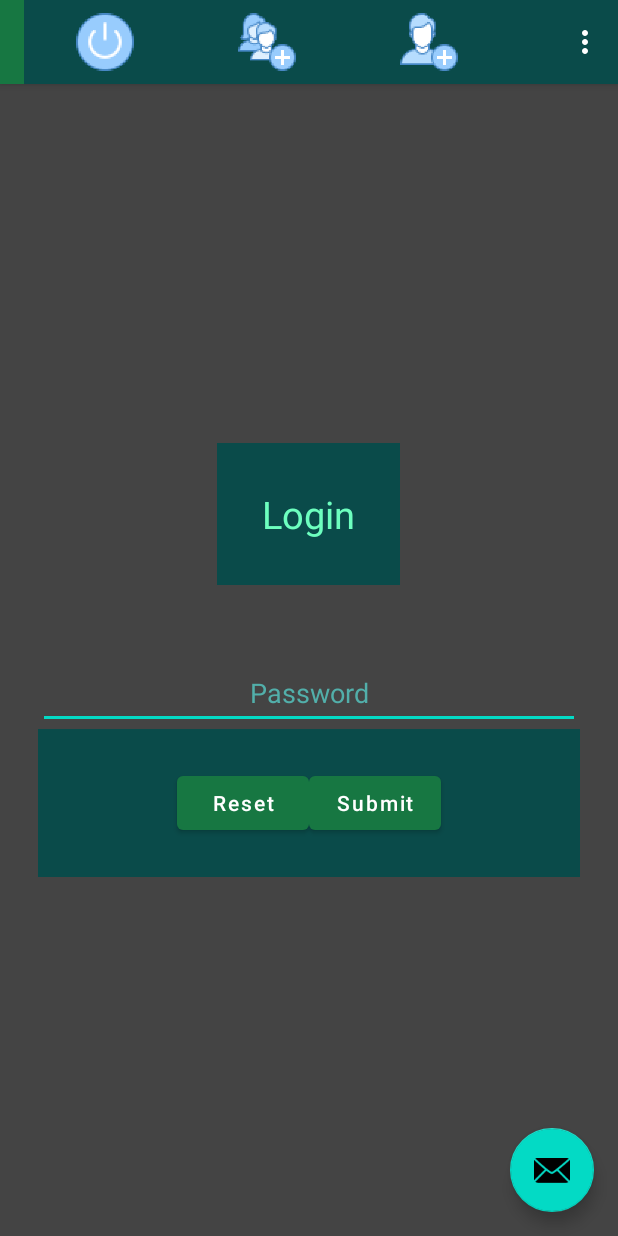
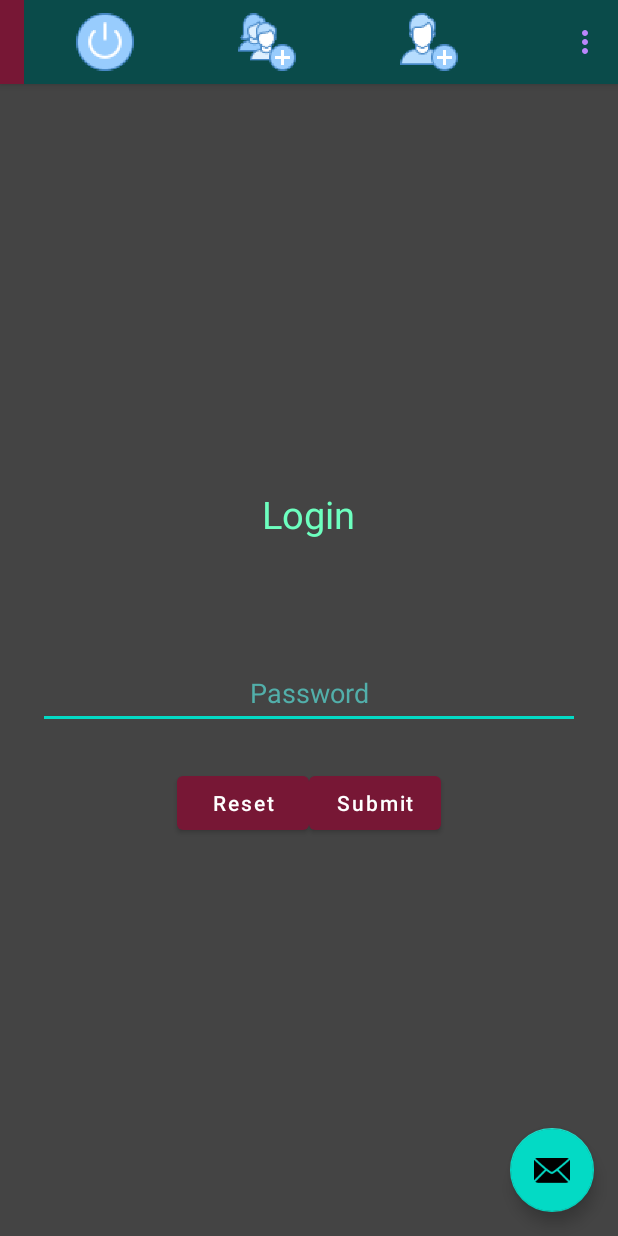
Before and after one commit to cormabara/PwdManager, an Android app: the screen it shows after launch (MainActivity), on a phone screen of 412 x 824 dp. Run offline under Robolectric (Android 15) with nearby library versions, the phone set to English and light mode, and no system bars; our stand-ins replace navigation-ui; libraries missing offline, so code that uses them is left out: com.fasterxml.jackson; 6 statements that could not run were skipped.

Commit message:
review of the themes and styles

```diff
--- a/app/src/main/res/layout/activity_main.xml
+++ b/app/src/main/res/layout/activity_main.xml
@@ -9,7 +9,7 @@
         android:id="@+id/orie"
         android:layout_width="match_parent"
         android:layout_height="wrap_content"
-        android:theme="@style/Theme.SimpleApp.AppBarOverlay">
+        android:theme="@style/AppTheme.AppBarOverlay">
 
         <androidx.appcompat.widget.Toolbar
             android:id="@+id/toolbar"
--- a/app/src/main/res/layout/fragment_start.xml
+++ b/app/src/main/res/layout/fragment_start.xml
@@ -11,7 +11,6 @@
         android:layout_width="match_parent"
         android:layout_height="match_parent"
         android:gravity="center"
-        android:background="@color/black_background"
         android:padding="25dp"
         android:orientation="vertical"
         app:layout_constraintBottom_toBottomOf="parent"
--- a/app/src/main/res/navigation/nav_graph.xml
+++ b/app/src/main/res/navigation/nav_graph.xml
@@ -6,25 +6,10 @@
     app:startDestination="@id/StartFragment">
 
     <fragment
-        android:id="@+id/EditFragment"
-        android:name="com.cormabara.simpleapp.EditFragment"
-        android:label="@string/edit_fragment_label"
-        tools:layout="@layout/fragment_edit">
-
-        <action
-            android:id="@+id/action_EditFragment_to_MainFragment"
-            app:destination="@id/MainFragment" />
-    </fragment>
-    <fragment
         android:id="@+id/MainFragment"
         android:name="com.cormabara.simpleapp.MainFragment"
         android:label="@string/main_fragment_label"
-        tools:layout="@layout/fragment_main">
-
-        <action
-            android:id="@+id/action_MainFragment_to_EditFragment"
-            app:destination="@id/EditFragment" />
-    </fragment>
+        tools:layout="@layout/fragment_main"/>
     <fragment
         android:id="@+id/StartFragment"
         android:name="com.cormabara.simpleapp.StartFragment"
--- a/app/src/main/res/values/colors.xml
+++ b/app/src/main/res/values/colors.xml
@@ -5,7 +5,7 @@
     <color name="teal_700">#0A4B4A</color>
     <color name="black">#FF000000</color>
     <color name="white">#FFFFFFFF</color>
-    <color name="colorPrimary">#177742</color>
+    <color name="colorPrimary">#771735</color>
     <color name="colorPrimaryDark">#275C44</color>
     <color name="colorAccent">#FF4081</color>
 
--- a/app/src/main/res/values/styles.xml
+++ b/app/src/main/res/values/styles.xml
@@ -13,5 +13,14 @@
         <item name="android:textStyle">bold</item>
         <item name="android:textSize">20sp</item>
     </style>
-
+    <style name="AppTheme.AppBarOverlay" parent="ThemeOverlay.AppCompat.Dark.ActionBar">
+        <item name="android:textColorPrimary">@color/purple_200</item>
+        <item name="android:textColorSecondary">@color/black_text_color_1</item>
+        <item name="android:background">@color/teal_700</item>
+    </style>
+    <style name="AppTheme.PopupOverlay" parent="ThemeOverlay.AppCompat.Light">
+        <item name="android:colorBackground">@color/black_text_color_1</item>
+        <item name="android:textColor">@color/purple_200</item>
+        <item name="android:background">@color/teal_700</item>
+    </style>
 </resources>
--- a/app/src/main/res/values/themes.xml
+++ b/app/src/main/res/values/themes.xml
@@ -11,8 +11,9 @@
         <item name="colorOnSecondary">@color/black</item>
         <!-- Status bar color. -->
         <item name="android:statusBarColor">?attr/colorPrimaryVariant</item>
+        <item name="android:toolbarStyle">?attr/colorPrimaryVariant</item>
         <!-- Customize your theme here. -->
-        <item name="android:background">@color/teal_700</item>
+        <item name="android:background">@color/black_background</item>
     </style>
 
     <style name="Theme.SimpleApp.NoActionBar">
```
